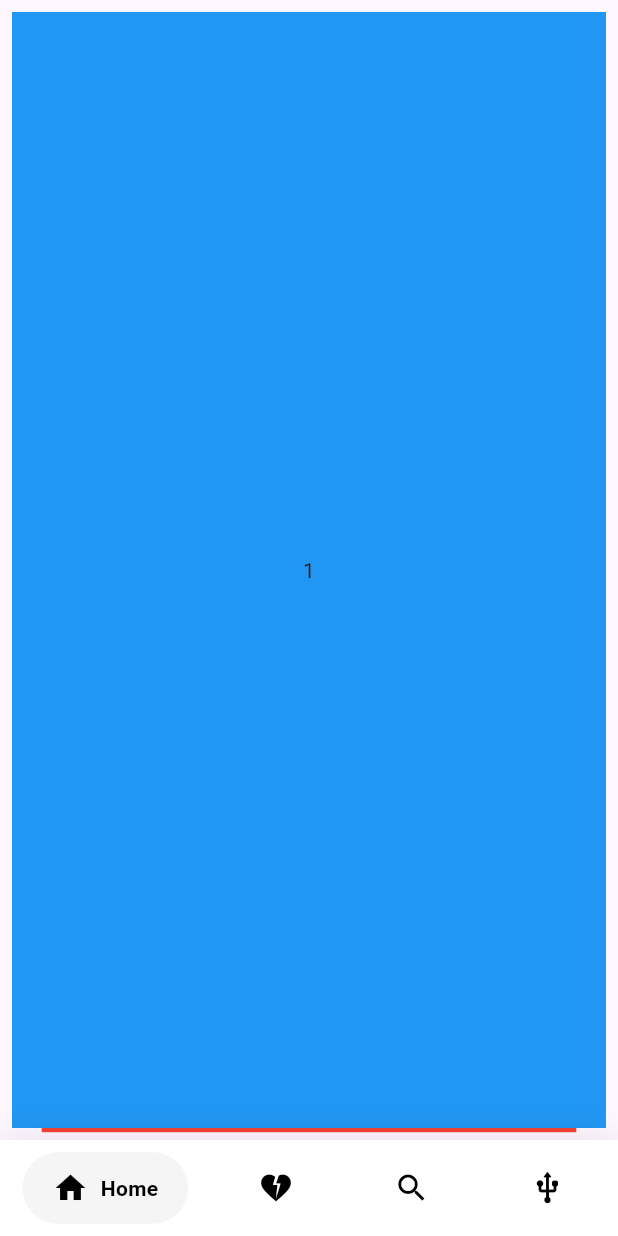
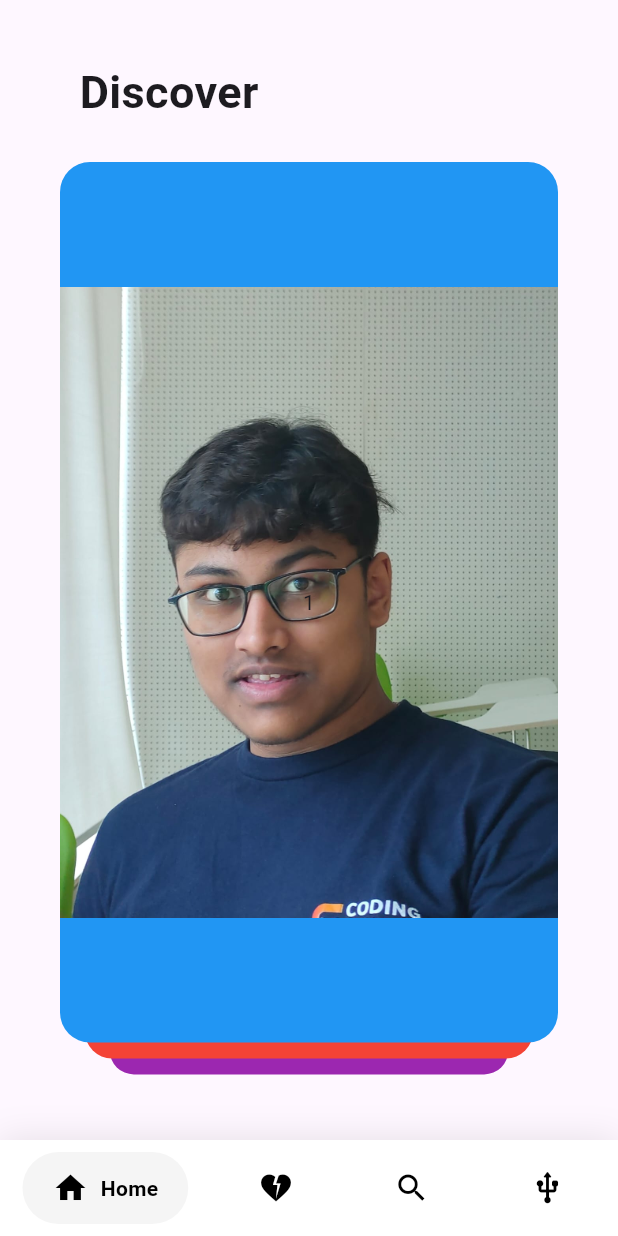
Before and after one commit to c-o-d-e-y-o-d-a/Promance, a Flutter app: the screen it shows after launch, on a phone screen of 412 x 824 dp. Run offline on Flutter 3.47's test engine with Material 3 defaults, Android fonts, the phone set to English and light mode, and no system bars; drawn by our look-alikes of flutter_card_swiper, google_nav_bar; our stand-ins replace google_fonts, sizer.

Commit message:
feat: created a user card to display people

```diff
--- a/lib/main.dart
+++ b/lib/main.dart
@@ -1,4 +1,4 @@
-import 'package:bennett_date/view/navbar.dart';
+import 'package:bennett_date/view/components/navbar.dart';
 import 'package:flutter/material.dart';
 import 'package:sizer/sizer.dart';
 
--- a/lib/view/profile/screen/home.dart
+++ b/lib/view/profile/screen/home.dart
@@ -1,36 +1,74 @@
+import 'package:bennett_date/view/components/match-card.dart';
 import 'package:flutter_card_swiper/flutter_card_swiper.dart';
 import 'package:flutter/material.dart';
+import 'package:sizer/sizer.dart';
 
 class madhav extends StatelessWidget {
   List<Container> cards = [
     Container(
       alignment: Alignment.center,
+      decoration: BoxDecoration(
+        borderRadius: BorderRadius.all(Radius.circular(20)),
+        image: DecorationImage(image: AssetImage('assets/images/hottie.jpg')),
+        color: Colors.blue,
+      ),
       child: const Text('1'),
-      color: Colors.blue,
+
     ),
     Container(
       alignment: Alignment.center,
+       decoration:
+          BoxDecoration(borderRadius: BorderRadius.all(Radius.circular(20)),
+           color: Colors.red,
+                   image: DecorationImage(image: AssetImage('assets/images/hottie.jpg')),
+
+          ),
       child: const Text('2'),
-      color: Colors.red,
+
     ),
     Container(
+       decoration:
+          BoxDecoration(borderRadius: BorderRadius.all(Radius.circular(20)),
+          color: Colors.purple,
+
+      ),
       alignment: Alignment.center,
       child: const Text('3'),
-      color: Colors.purple,
+
     )
   ];
+
 
   @override
   Widget build(BuildContext context) {
     return Scaffold(
-      body: Column(
+      body: SafeArea(
+        child: Padding(
+          padding: const EdgeInsets.symmetric(vertical: 40.0, horizontal: 20),
+          child: Column(
             children: [
+
+              Row(
+                mainAxisAlignment: MainAxisAlignment.start,
+
+                children: [
+                  SizedBox(width: 8.w,),
+                  Text('Discover', style: TextStyle(
+                    fontSize: 30,
+                    fontWeight: FontWeight.bold
+
+                  ),),
+                ],
+              ),
               Flexible(
+
                 child: CardSwiper(
+
                   allowedSwipeDirection:
                       AllowedSwipeDirection.only(left: true, right: true),
-              padding: EdgeInsets.all(8),
+                  // padding: EdgeInsets.symmetric(vertical: 50.sp,horizontal: 35),
                   cardsCount: cards.length,
+                  numberOfCardsDisplayed: 3,
                   cardBuilder:
                       (context, index, percentThresholdX, percentThresholdY) =>
                           cards[index],
@@ -38,6 +76,8 @@ class madhav extends StatelessWidget {
               ),
             ],
           ),
+        ),
+      ),
     );
   }
 }
```
Also changed, not shown: lib/view/components/match-card.dart (added, +57 -0 lines), lib/view/components/options-bar.dart (added, +10 -0 lines), lib/view/profile/screen/profile_page.dart (+8 -3 lines), lib/view/components/navbar.dart (renamed from lib/view/navbar.dart). Lines whose indentation alone changed are shown as unchanged.
